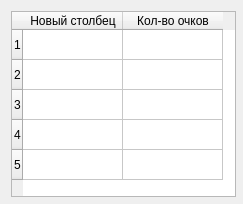
Rexeton/PyQt_Sedunov, file game_2048/ui/table_win.ui: the form before one commit.
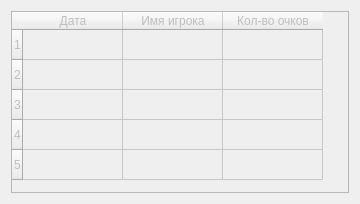
The form after the commit.

Commit message: Доделать: hw_1 Выполнена hw_2 a,b,с,d hw_3 выполнена ДЗ Сделал 2048

Diff of the .ui file:
```diff
--- a/game_2048/ui/table_win.ui
+++ b/game_2048/ui/table_win.ui
@@ -6,19 +6,19 @@
    <rect>
     <x>0</x>
     <y>0</y>
-    <width>243</width>
+    <width>360</width>
     <height>204</height>
    </rect>
   </property>
   <property name="minimumSize">
    <size>
-    <width>243</width>
+    <width>360</width>
     <height>204</height>
    </size>
   </property>
   <property name="maximumSize">
    <size>
-    <width>243</width>
+    <width>360</width>
     <height>204</height>
    </size>
   </property>
@@ -28,23 +28,26 @@
   <layout class="QHBoxLayout" name="horizontalLayout">
    <item>
     <widget class="QTableWidget" name="tableWidget">
+     <property name="enabled">
+      <bool>false</bool>
+     </property>
      <property name="minimumSize">
       <size>
-       <width>225</width>
-       <height>186</height>
+       <width>0</width>
+       <height>0</height>
       </size>
      </property>
      <property name="maximumSize">
       <size>
-       <width>225</width>
-       <height>186</height>
+       <width>500</width>
+       <height>500</height>
       </size>
      </property>
      <property name="rowCount">
       <number>5</number>
      </property>
      <property name="columnCount">
-      <number>2</number>
+      <number>3</number>
      </property>
      <row/>
      <row/>
@@ -53,7 +56,12 @@
      <row/>
      <column>
       <property name="text">
-       <string>Новый столбец</string>
+       <string>Дата</string>
+      </property>
+     </column>
+     <column>
+      <property name="text">
+       <string>Имя игрока</string>
       </property>
      </column>
      <column>
```
The commit also changes 2 other files.
